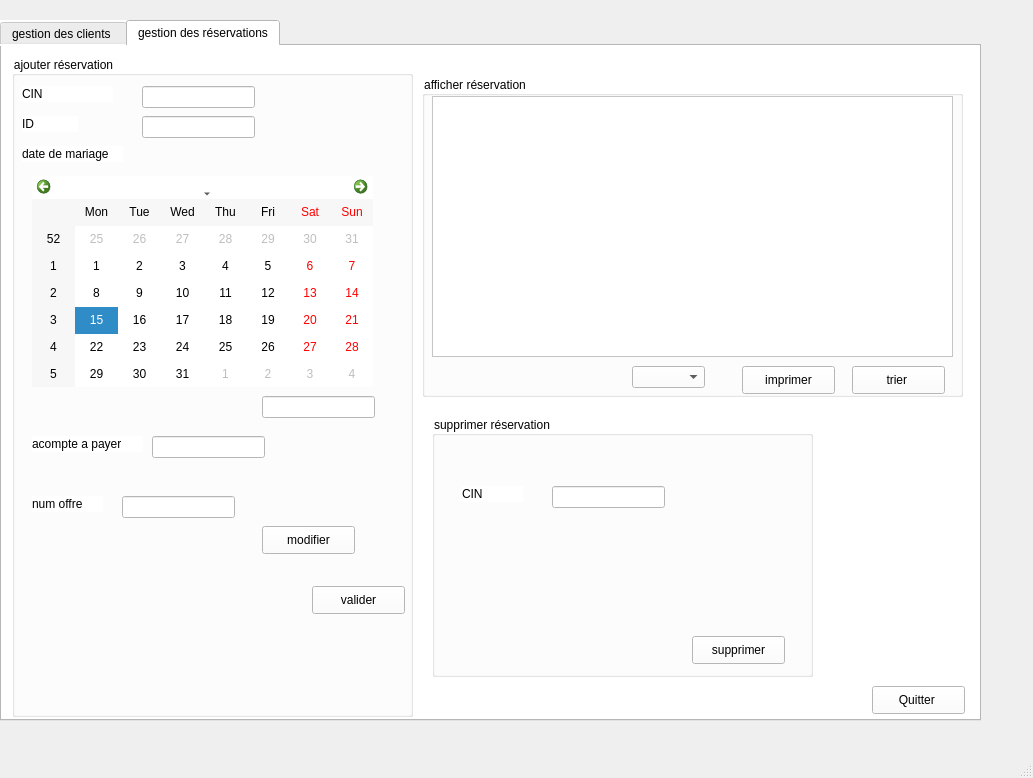
Before: the Qt Designer form mainwindow.ui in loremipsum2A/Smart_Wedding_2A10, drawn with Qt 5.
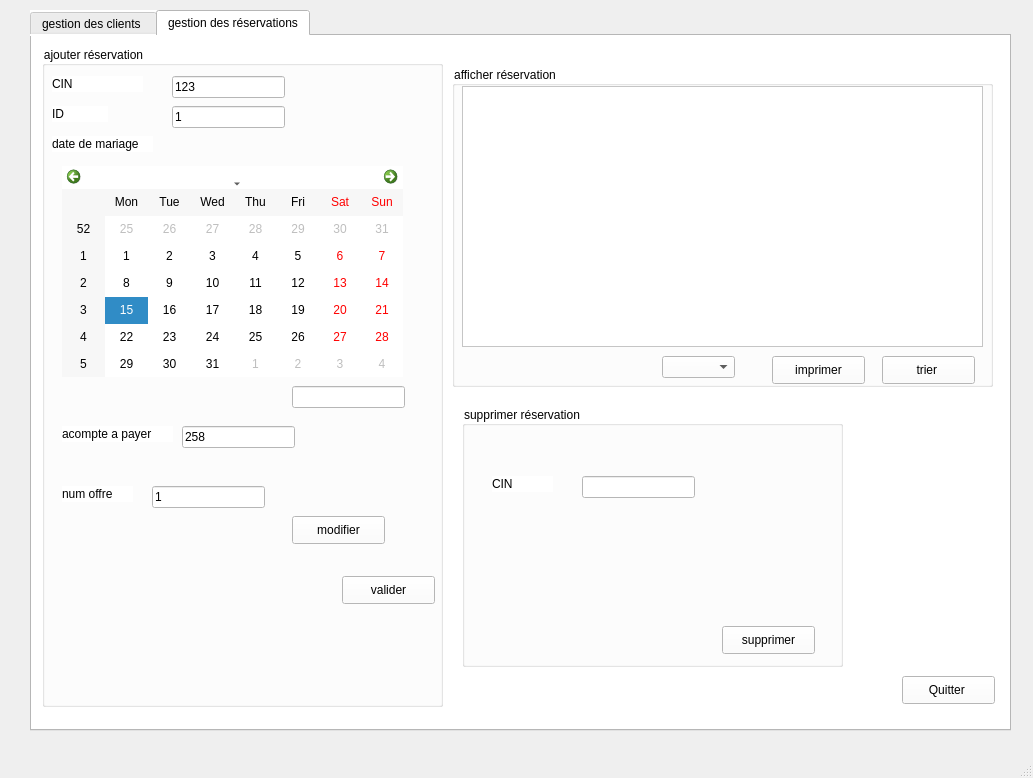
After: the same form once the commit is applied. The open tabs and pages were chosen to show the change.

The edit to the form file:
```diff
--- a/mainwindow.ui
+++ b/mainwindow.ui
@@ -17,10 +17,10 @@
    <widget class="QTabWidget" name="tabWidget">
     <property name="geometry">
      <rect>
-      <x>0</x>
-      <y>20</y>
+      <x>30</x>
+      <y>10</y>
       <width>981</width>
-      <height>701</height>
+      <height>721</height>
      </rect>
     </property>
     <property name="styleSheet">
@@ -412,6 +412,9 @@
          <height>22</height>
         </rect>
        </property>
+       <property name="text">
+        <string>258</string>
+       </property>
       </widget>
       <widget class="QPushButton" name="valider_reservation">
        <property name="geometry">
@@ -435,6 +438,9 @@
          <height>22</height>
         </rect>
        </property>
+       <property name="text">
+        <string>123</string>
+       </property>
       </widget>
       <widget class="QLineEdit" name="date">
        <property name="geometry">
@@ -468,6 +474,9 @@
          <height>22</height>
         </rect>
        </property>
+       <property name="text">
+        <string>1</string>
+       </property>
       </widget>
       <widget class="QPushButton" name="pushButton_12">
        <property name="geometry">
@@ -504,6 +513,9 @@
          <height>22</height>
         </rect>
        </property>
+       <property name="text">
+        <string>1</string>
+       </property>
       </widget>
      </widget>
      <widget class="QGroupBox" name="groupBox_4">
```
Left out of the diff: 18 changed lines with no effect on the pictures. Lines whose indentation alone changed are shown as unchanged.
